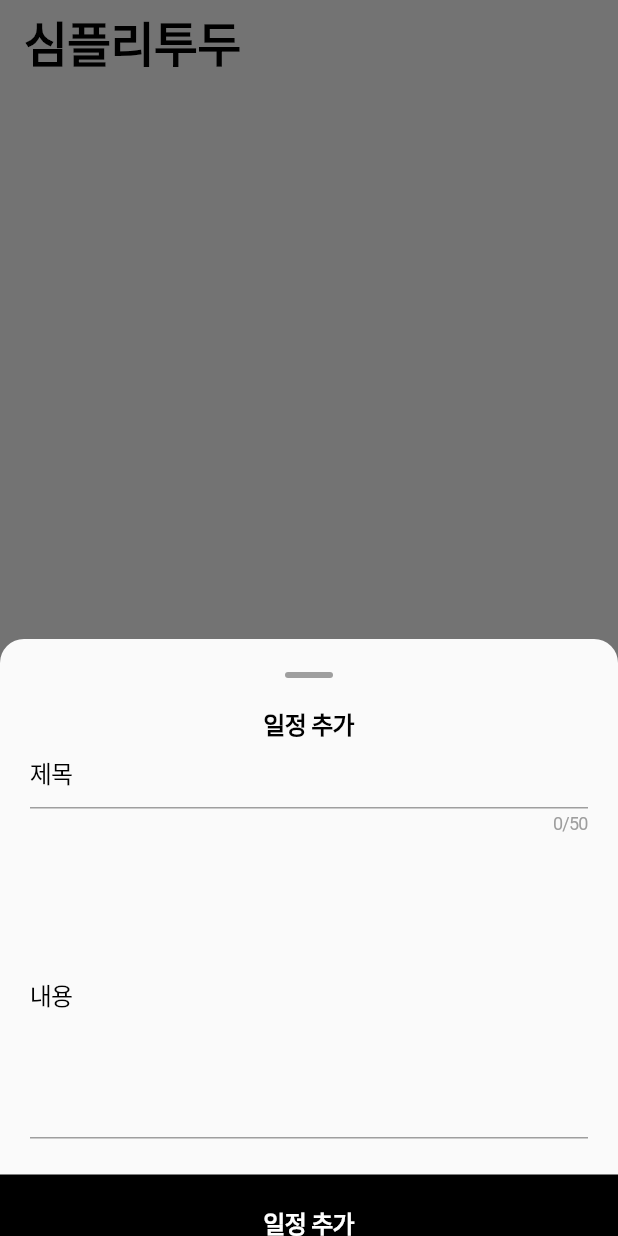
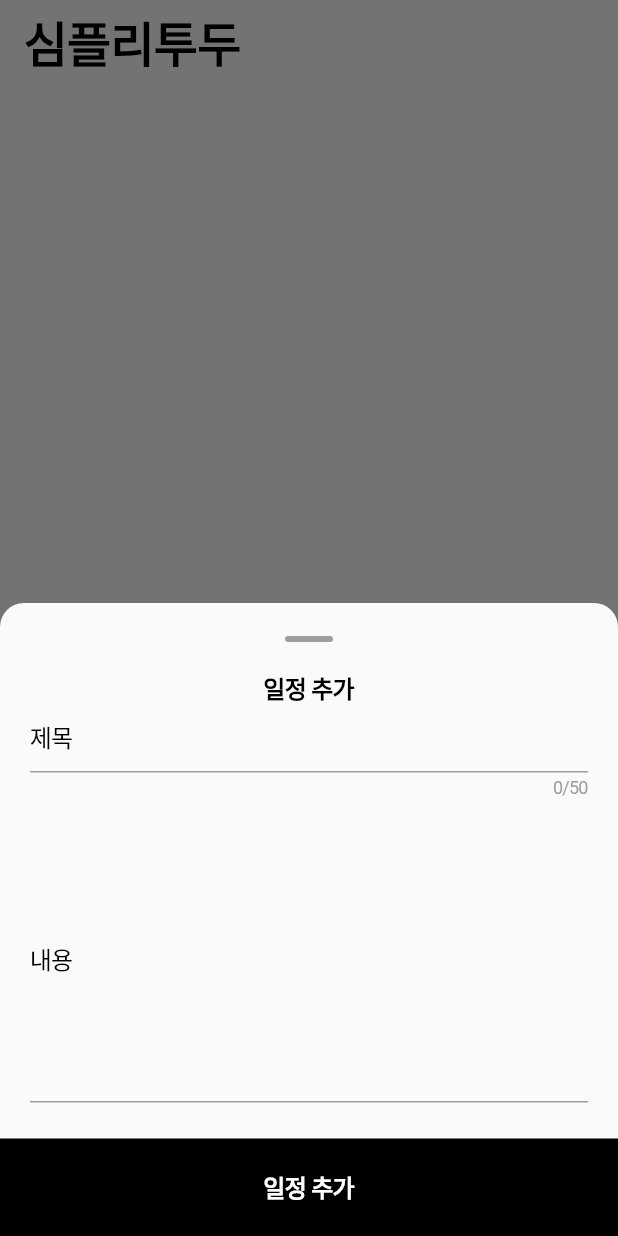
Before and after one commit to Raonshi/simply_todo, a Flutter app: the screen it shows after launch, after a tap on "일정 추가", on a phone screen of 412 x 824 dp. Run offline on Flutter 3.47's test engine with Material 3 defaults, Android fonts, the phone set to English and light mode, and no system bars; our stand-ins replace bloc, flutter_bloc, flutter_slidable, shared_preferences.

Commit message:
fix:hot-fix

```diff
--- a/flutter_launcher_icons.yaml
+++ b/flutter_launcher_icons.yaml
@@ -1,4 +1,5 @@
 flutter_launcher_icons:
   android: true
   ios: true
-  image_path: "assets/launcher_icon/demo-icon.png"
+  remove_alpha_ios: true
+  image_path: "asset/icon/app_icon.png"
--- a/lib/ui/page/home_page.dart
+++ b/lib/ui/page/home_page.dart
@@ -31,6 +31,7 @@ class _HomePageBody extends StatelessWidget {
   Widget build(BuildContext context) {
     return Scaffold(
       backgroundColor: context.colorTheme.surface,
+      resizeToAvoidBottomInset: false,
       appBar: AppBar(
         centerTitle: false,
         title: Text(
@@ -68,6 +69,7 @@ class _HomePageBody extends StatelessWidget {
         },
       ),
       floatingActionButtonLocation: FloatingActionButtonLocation.centerFloat,
+      floatingActionButtonAnimator: FloatingActionButtonAnimator.scaling,
       floatingActionButton: Padding(
         padding: const EdgeInsets.symmetric(horizontal: 20.0),
         child: Row(
--- a/lib/ui/widget/add_todo_bottom_sheet.dart
+++ b/lib/ui/widget/add_todo_bottom_sheet.dart
@@ -23,7 +23,11 @@ class _AddTodoBottomSheetState extends State<AddTodoBottomSheet> {
 
   @override
   Widget build(BuildContext context) {
-    return Form(
+    return Padding(
+      padding: EdgeInsets.only(
+        bottom: MediaQuery.of(context).viewInsets.bottom,
+      ),
+      child: Form(
         key: _formKey,
         child: Column(
           mainAxisSize: MainAxisSize.min,
@@ -98,7 +102,7 @@ class _AddTodoBottomSheetState extends State<AddTodoBottomSheet> {
               child: Container(
                 color: context.colorTheme.onPrimary,
                 alignment: Alignment.center,
-              padding: const EdgeInsets.only(top: 24.0),
+                padding: const EdgeInsets.only(top: 24.0, bottom: 24.0),
                 child: SafeArea(
                   child: Text(
                     "일정 추가",
@@ -111,6 +115,7 @@ class _AddTodoBottomSheetState extends State<AddTodoBottomSheet> {
             ),
           ],
         ),
+      ),
     );
   }
 }
--- a/pubspec.yaml
+++ b/pubspec.yaml
@@ -67,8 +67,8 @@ flutter:
   uses-material-design: true
 
   # To add assets to your application, add an assets section, like this:
-  # assets:
-  #   - images/a_dot_burr.jpeg
+  assets:
+    - asset/icon/
   #   - images/a_dot_ham.jpeg
 
   # An image asset can refer to one or more resolution-specific "variants", see
```
Also changed, not shown: asset/icon/app_icon.png (added), 35 other files. Lines whose indentation alone changed are shown as unchanged.
